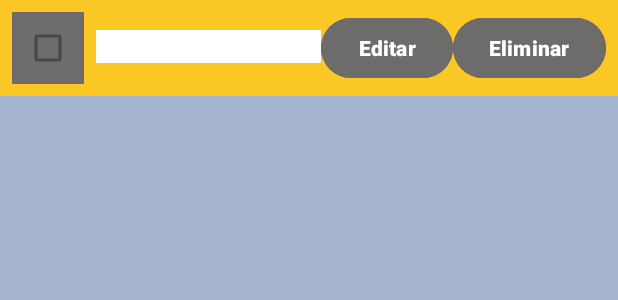
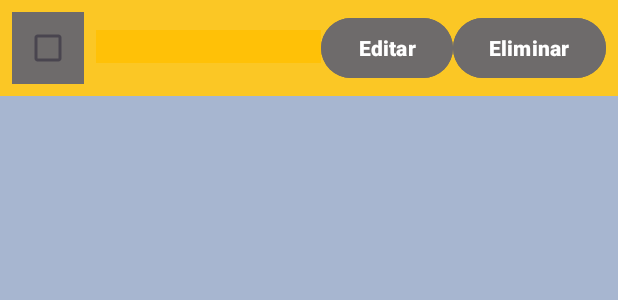
Before and after one commit to joyfelcastillo/To_Do_ListApp, an Android app: the layout item_task.xml on its own in the app's theme, with its tools: preview values and no code run, on a phone screen of 412 x 824 dp. Shown: the top 300 px of the screen. Run offline under Robolectric (Android 15) with nearby library versions, the phone set to English and light mode, and no system bars.

Commit message:
Mude a cor da linha 20, de cinza a laranja medio em item_task

```diff
--- a/app/src/main/res/layout/item_task.xml
+++ b/app/src/main/res/layout/item_task.xml
@@ -17,7 +17,7 @@
         android:id="@+id/tvTaskTitle"
         android:layout_width="0dp"
         android:layout_height="wrap_content"
-        android:background="@color/white"
+        android:background="@color/laranja_medio"
         android:layout_weight="1"
         android:textSize="16sp" />
 
```
Also changed, not shown: 1 other file.
